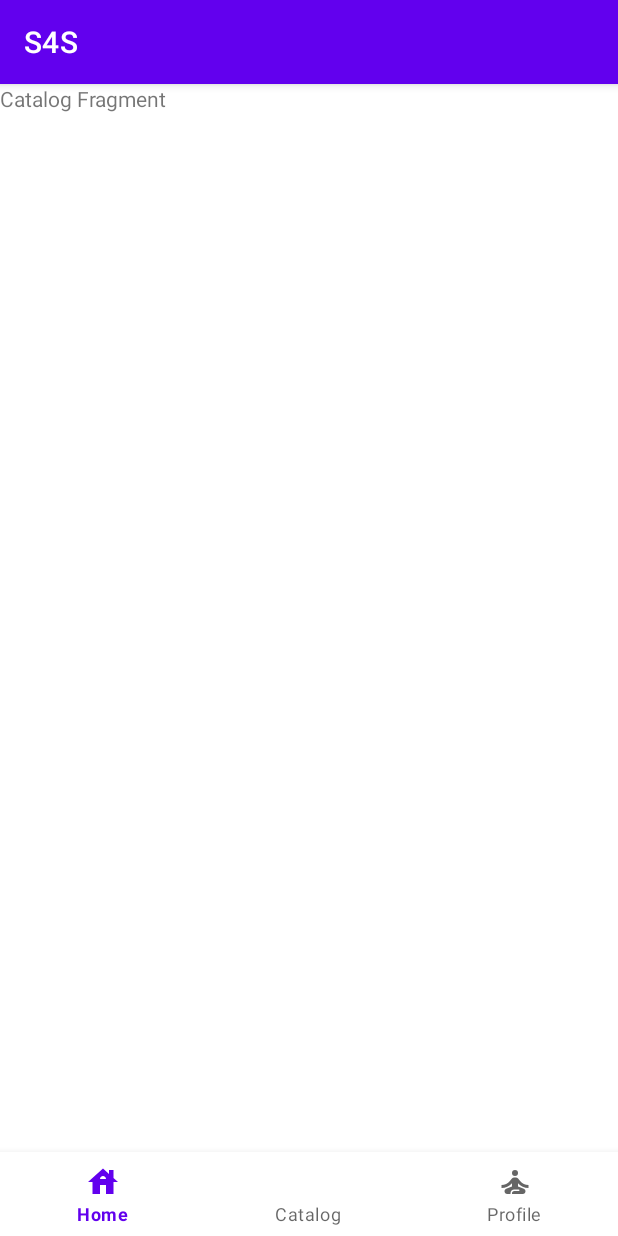
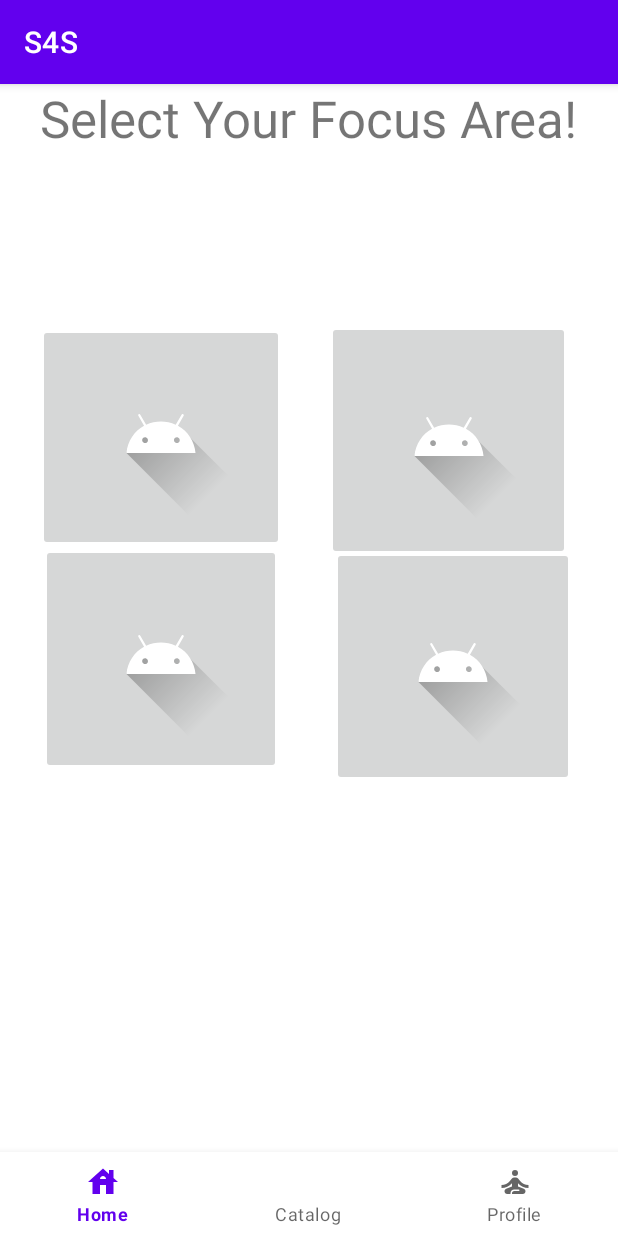
Before and after one commit to REM-Seminar/Stretches_For_Stresses, an Android app: the fragment CatalogFragment placed in its activity, on a phone screen of 412 x 824 dp. Run offline under Robolectric (Android 15) with nearby library versions, the phone set to English and light mode, and no system bars.

```diff
--- a/app/src/main/java/com/example/s4s/fragments/CatalogFragment.java
+++ b/app/src/main/java/com/example/s4s/fragments/CatalogFragment.java
@@ -2,59 +2,40 @@ package com.example.s4s.fragments;
 
 import android.os.Bundle;
 
+import androidx.annotation.NonNull;
+import androidx.annotation.Nullable;
 import androidx.fragment.app.Fragment;
 
 import android.view.LayoutInflater;
 import android.view.View;
 import android.view.ViewGroup;
+import android.widget.ImageButton;
+import android.widget.TextView;
 
 import com.example.s4s.R;
 
 /**
  * A simple {@link Fragment} subclass.
- * Use the {@link CatalogFragment#newInstance} factory method to
+ * Use the  factory method to
  * create an instance of this fragment.
  */
 public class CatalogFragment extends Fragment {
 
-    // TODO: Rename parameter arguments, choose names that match
-    // the fragment initialization parameters, e.g. ARG_ITEM_NUMBER
-    private static final String ARG_PARAM1 = "param1";
-    private static final String ARG_PARAM2 = "param2";
-
-    // TODO: Rename and change types of parameters
-    private String mParam1;
-    private String mParam2;
+    public static final String TAG = "CatalogFragment";
+    TextView tvSelect;
+    ImageButton ibUpperBody;
+    ImageButton ibLowerBody;
+    ImageButton ibFullBody;
+    ImageButton ibBack;
 
     public CatalogFragment() {
         // Required empty public constructor
     }
 
-    /**
-     * Use this factory method to create a new instance of
-     * this fragment using the provided parameters.
-     *
-     * @param param1 Parameter 1.
-     * @param param2 Parameter 2.
-     * @return A new instance of fragment CatalogFragment.
-     */
-    // TODO: Rename and change types and number of parameters
-    public static CatalogFragment newInstance(String param1, String param2) {
-        CatalogFragment fragment = new CatalogFragment();
-        Bundle args = new Bundle();
-        args.putString(ARG_PARAM1, param1);
-        args.putString(ARG_PARAM2, param2);
-        fragment.setArguments(args);
-        return fragment;
-    }
-
     @Override
     public void onCreate(Bundle savedInstanceState) {
         super.onCreate(savedInstanceState);
-        if (getArguments() != null) {
-            mParam1 = getArguments().getString(ARG_PARAM1);
-            mParam2 = getArguments().getString(ARG_PARAM2);
-        }
+
     }
 
     @Override
@@ -63,4 +44,14 @@ public class CatalogFragment extends Fragment {
         // Inflate the layout for this fragment
         return inflater.inflate(R.layout.fragment_catalog, container, false);
     }
+
+    @Override
+    public void onViewCreated(@NonNull View view, @Nullable Bundle savedInstanceState) {
+        super.onViewCreated(view, savedInstanceState);
+        tvSelect = view.findViewById(R.id.tvSelect);
+        ibUpperBody = view.findViewById(R.id.ibUpperBody);
+        ibLowerBody = view.findViewById(R.id.ibLowerBody);
+        ibFullBody = view.findViewById(R.id.ibFullBody);
+        ibBack = view.findViewById(R.id.ibBack);
+    }
 }
--- a/app/src/main/res/layout/fragment_catalog.xml
+++ b/app/src/main/res/layout/fragment_catalog.xml
@@ -1,14 +1,70 @@
 <?xml version="1.0" encoding="utf-8"?>
-<FrameLayout xmlns:android="http://schemas.android.com/apk/res/android"
+<RelativeLayout
+    xmlns:android="http://schemas.android.com/apk/res/android"
     xmlns:tools="http://schemas.android.com/tools"
     android:layout_width="match_parent"
     android:layout_height="match_parent"
+    xmlns:app="http://schemas.android.com/apk/res-auto"
     tools:context=".fragments.CatalogFragment">
 
-    <!-- TODO: Update blank fragment layout -->
     <TextView
-        android:layout_width="match_parent"
-        android:layout_height="match_parent"
-        android:text="Catalog Fragment" />
+        android:id="@+id/tvSelect"
+        android:layout_width="wrap_content"
+        android:layout_height="wrap_content"
+        android:layout_alignParentTop="true"
+        android:layout_centerHorizontal="true"
+        android:text="Select Your Focus Area!"
+        android:textSize="34sp"
+        app:layout_constraintEnd_toEndOf="parent"
+        app:layout_constraintStart_toStartOf="parent"
+        tools:layout_editor_absoluteY="55dp" />
 
-</FrameLayout>
+    <ImageButton
+        android:id="@+id/ibUpperBody"
+        android:layout_width="160dp"
+        android:layout_height="153dp"
+        android:layout_alignParentStart="true"
+        android:layout_alignParentBottom="true"
+        android:layout_marginStart="27dp"
+        android:layout_marginBottom="252dp"
+        app:srcCompat="@drawable/ic_launcher_foreground"
+        tools:layout_editor_absoluteX="27dp"
+        tools:layout_editor_absoluteY="159dp" />
+
+    <ImageButton
+        android:id="@+id/ibLowerBody"
+        android:layout_width="164dp"
+        android:layout_height="151dp"
+        android:layout_alignParentStart="true"
+        android:layout_alignParentTop="true"
+        android:layout_marginStart="25dp"
+        android:layout_marginTop="160dp"
+        app:srcCompat="@drawable/ic_launcher_foreground"
+        tools:layout_editor_absoluteX="220dp"
+        tools:layout_editor_absoluteY="161dp" />
+
+    <ImageButton
+        android:id="@+id/ibFullBody"
+        android:layout_width="161dp"
+        android:layout_height="159dp"
+        android:layout_alignParentEnd="true"
+        android:layout_alignParentBottom="true"
+        android:layout_marginEnd="29dp"
+        android:layout_marginBottom="244dp"
+        app:srcCompat="@drawable/ic_launcher_foreground"
+        tools:layout_editor_absoluteX="26dp"
+        tools:layout_editor_absoluteY="341dp" />
+
+    <ImageButton
+        android:id="@+id/ibBack"
+        android:layout_width="162dp"
+        android:layout_height="159dp"
+        android:layout_alignParentTop="true"
+        android:layout_alignParentEnd="true"
+        android:layout_marginTop="158dp"
+        android:layout_marginEnd="32dp"
+        app:srcCompat="@drawable/ic_launcher_foreground"
+        tools:layout_editor_absoluteX="222dp"
+        tools:layout_editor_absoluteY="341dp" />
+
+</RelativeLayout>
```
Also changed, not shown: app/src/main/java/com/example/s4s/FocusAreaActivity.java (deleted, +0 -30 lines), app/src/main/res/layout/activity_focus_area.xml (deleted, +0 -52 lines).
